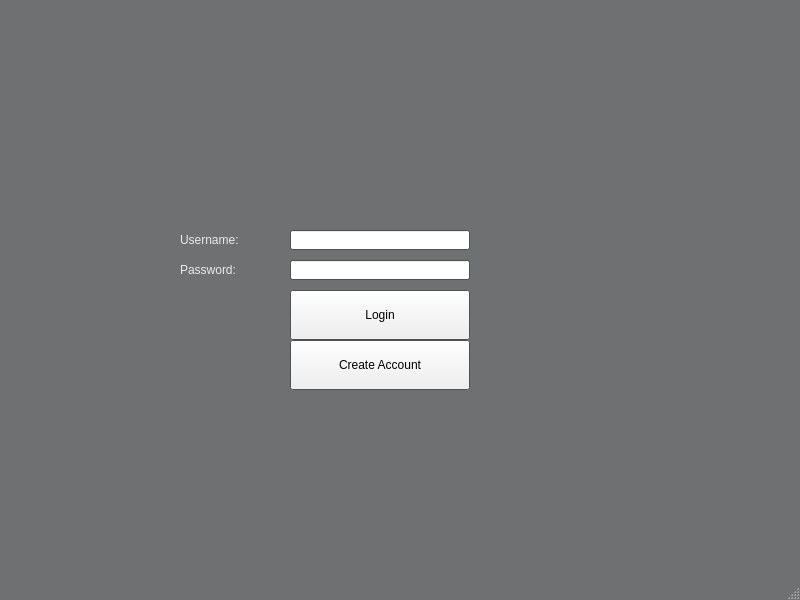
zacharyeinspanier/password_manager, file ui/mainwindow.ui: the form before one commit.
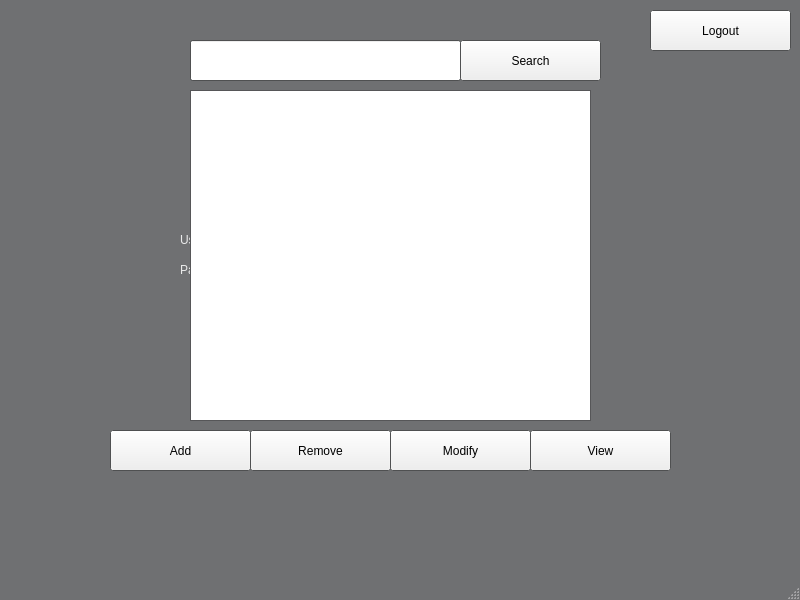
The form after the commit.

```diff
--- a/ui/mainwindow.ui
+++ b/ui/mainwindow.ui
@@ -188,6 +188,9 @@
     </property>
    </widget>
    <widget class="QLabel" name="username_label">
+    <property name="enabled">
+     <bool>true</bool>
+    </property>
     <property name="geometry">
      <rect>
       <x>180</x>
@@ -201,6 +204,9 @@
     </property>
    </widget>
    <widget class="QLabel" name="password_label">
+    <property name="enabled">
+     <bool>true</bool>
+    </property>
     <property name="geometry">
      <rect>
       <x>180</x>
@@ -213,6 +219,104 @@
      <string>Password:</string>
     </property>
    </widget>
+   <widget class="QLineEdit" name="search_input">
+    <property name="geometry">
+     <rect>
+      <x>190</x>
+      <y>40</y>
+      <width>271</width>
+      <height>41</height>
+     </rect>
+    </property>
+   </widget>
+   <widget class="QPushButton" name="search_btn">
+    <property name="geometry">
+     <rect>
+      <x>460</x>
+      <y>40</y>
+      <width>141</width>
+      <height>41</height>
+     </rect>
+    </property>
+    <property name="text">
+     <string>Search</string>
+    </property>
+   </widget>
+   <widget class="QTableWidget" name="password_table">
+    <property name="geometry">
+     <rect>
+      <x>190</x>
+      <y>90</y>
+      <width>401</width>
+      <height>331</height>
+     </rect>
+    </property>
+   </widget>
+   <widget class="QPushButton" name="password_add_btn">
+    <property name="geometry">
+     <rect>
+      <x>110</x>
+      <y>430</y>
+      <width>141</width>
+      <height>41</height>
+     </rect>
+    </property>
+    <property name="text">
+     <string>Add</string>
+    </property>
+   </widget>
+   <widget class="QPushButton" name="password_remove_btn">
+    <property name="geometry">
+     <rect>
+      <x>250</x>
+      <y>430</y>
+      <width>141</width>
+      <height>41</height>
+     </rect>
+    </property>
+    <property name="text">
+     <string>Remove</string>
+    </property>
+   </widget>
+   <widget class="QPushButton" name="password_modify_btn">
+    <property name="geometry">
+     <rect>
+      <x>390</x>
+      <y>430</y>
+      <width>141</width>
+      <height>41</height>
+     </rect>
+    </property>
+    <property name="text">
+     <string>Modify</string>
+    </property>
+   </widget>
+   <widget class="QPushButton" name="password_view_btn">
+    <property name="geometry">
+     <rect>
+      <x>530</x>
+      <y>430</y>
+      <width>141</width>
+      <height>41</height>
+     </rect>
+    </property>
+    <property name="text">
+     <string>View</string>
+    </property>
+   </widget>
+   <widget class="QPushButton" name="logout_btn">
+    <property name="geometry">
+     <rect>
+      <x>650</x>
+      <y>10</y>
+      <width>141</width>
+      <height>41</height>
+     </rect>
+    </property>
+    <property name="text">
+     <string>Logout</string>
+    </property>
+   </widget>
   </widget>
   <widget class="QMenuBar" name="menubar">
    <property name="geometry">
```
